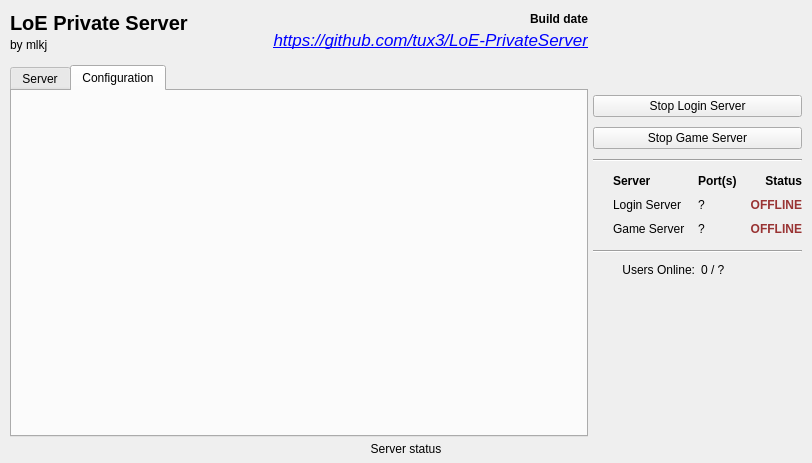
This is src/app.ui in ravecrocker/LoE-PrivateServer as Qt 5 draws it before an edit. The edited form follows.
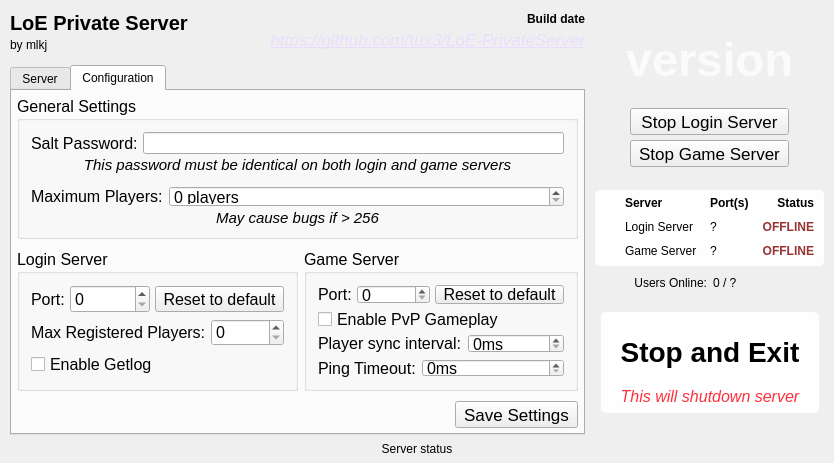
This is the edited form. The open tabs and pages were chosen to show the change. Icons and pictures are not drawn.

Commit message: Add stop/exit button. Add INITIAL AND VERY DODGY Config tab

What changed in the file:
```diff
--- a/src/app.ui
+++ b/src/app.ui
@@ -6,8 +6,8 @@
    <rect>
     <x>0</x>
     <y>0</y>
-    <width>812</width>
-    <height>463</height>
+    <width>813</width>
+    <height>462</height>
    </rect>
   </property>
   <property name="font">
@@ -18,10 +18,67 @@
   <property name="windowTitle">
    <string>mlkj's Private Server</string>
   </property>
+  <property name="styleSheet">
+   <string notr="true">QToolButton {
+	padding: 2px 3px;
+}
+QToolButton, QTabWidget::tab {
+     background-color: qlineargradient(x1: 0, y1: 0, x2: 0, y2: 1,
+                                       stop: 0 #f6f7fa, stop: 1 #dadbde);
+}
+
+QToolButton, QLineEdit, QPlainTextEdit {
+     border: 1px solid rgba(20, 20, 30, 128);
+}
+
+QToolButton, QLineEdit, QPlainTextEdit {
+     border-radius: 4px;
+}
+
+#App {
+	background: qlineargradient(spread:pad, x1:0.123, y1:0, x2:0.325, y2:1, stop:0 rgba(112, 182, 247, 255), stop:1 rgba(86, 76, 202, 255));
+}
+QTabWidget::pane {
+	background: qlineargradient(spread:pad, x1:0.123153, y1:0, x2:0.413793, y2:1, stop:0 rgba(18, 28, 77, 138), stop:1 rgba(42, 9, 88, 146));
+	border: 1px solid rgba(20, 20, 30, 128);
+	margin-top: -10px;
+	border-radius: 7px;
+	padding: 15px 5px 5px 5px
+}
+
+QGroupBox {
+	background: qlineargradient(spread:pad, x1:0, y1:0, x2:0.271, y2:1, stop:0 rgb(243, 243, 253), stop:1 rgba(245, 245, 245, 232));
+    border-radius: 5px;
+	border-top-left-radius: 0;
+    margin-top: 20px;
+	padding-top: 5px
+}
+QGroupBox::title {
+    subcontrol-origin: margin;
+    subcontrol-position: top left;
+    padding: 2.5px 8px 5px;
+    background-color: rgba(243, 243, 253, 220);
+	border-radius: 5px;
+	border-bottom-left-radius: 0;
+	border-bottom-right-radius: 0;
+	color: rgb(13, 27, 97);
+	font-size: 12px;
+}
+
+#authorLabel {
+	color: rgb(240, 240, 244);
+}
+#titleLabel, #builddateLabel, #status, #userCountDisplayLabel, #userCountLabel {
+	color: rgb(254, 254, 254);
+}
+#githubLabel a {
+	color: rgb(199, 206, 255);
+}s</string>
+  </property>
   <property name="locale">
    <locale language="English" country="UnitedStates"/>
   </property>
-  <layout class="QGridLayout">
+  <layout class="QHBoxLayout" name="horizontalLayout_2">
    <property name="leftMargin">
     <number>10</number>
    </property>
@@ -34,13 +91,10 @@
    <property name="bottomMargin">
     <number>2</number>
    </property>
-   <property name="spacing">
-    <number>0</number>
-   </property>
-   <item row="0" column="0">
+   <item>
     <layout class="QVBoxLayout" name="BaseFrame" stretch="1,0">
      <property name="spacing">
-      <number>5</number>
+      <number>7</number>
      </property>
      <property name="bottomMargin">
       <number>5</number>
@@ -48,7 +102,7 @@
      <item>
       <layout class="QHBoxLayout" name="BaseFrame2" stretch="1,0">
        <property name="spacing">
-        <number>5</number>
+        <number>10</number>
        </property>
        <item>
         <layout class="QVBoxLayout" name="LeftFrame" stretch="0,1">
@@ -56,7 +110,7 @@
           <number>13</number>
          </property>
          <item>
-          <layout class="QHBoxLayout" name="TopFrame">
+          <layout class="QHBoxLayout" name="TopFrame" stretch="0,1">
            <property name="spacing">
             <number>0</number>
            </property>
@@ -154,7 +208,7 @@
                 </font>
                </property>
                <property name="text">
-                <string>&lt;a href=&quot;https://github.com/tux3/LoE-PrivateServer&quot;&gt;https://github.com/tux3/LoE-PrivateServer&lt;/a&gt;</string>
+                <string>&lt;a style=&quot;color: #e9ddff;&quot; href=&quot;https://github.com/tux3/LoE-PrivateServer&quot;&gt;https://github.com/tux3/LoE-PrivateServer&lt;/a&gt;</string>
                </property>
                <property name="alignment">
                 <set>Qt::AlignRight|Qt::AlignTrailing|Qt::AlignVCenter</set>
@@ -441,6 +495,9 @@
             </layout>
            </widget>
            <widget class="QWidget" name="configureTab">
+            <property name="enabled">
+             <bool>true</bool>
+            </property>
             <attribute name="icon">
              <iconset>
               <normalon>:/images/wrench.png</normalon>
@@ -449,6 +506,454 @@
             <attribute name="title">
              <string>Configuration</string>
             </attribute>
+            <layout class="QVBoxLayout" name="verticalLayout_5">
+             <property name="spacing">
+              <number>0</number>
+             </property>
+             <property name="leftMargin">
+              <number>0</number>
+             </property>
+             <property name="topMargin">
+              <number>0</number>
+             </property>
+             <property name="rightMargin">
+              <number>0</number>
+             </property>
+             <property name="bottomMargin">
+              <number>0</number>
+             </property>
+             <item>
+              <layout class="QVBoxLayout" name="configureBaseFrame" stretch="0,1,0">
+               <property name="spacing">
+                <number>10</number>
+               </property>
+               <property name="leftMargin">
+                <number>5</number>
+               </property>
+               <property name="topMargin">
+                <number>5</number>
+               </property>
+               <property name="rightMargin">
+                <number>5</number>
+               </property>
+               <property name="bottomMargin">
+                <number>5</number>
+               </property>
+               <item>
+                <widget class="QGroupBox" name="groupBox">
+                 <property name="sizePolicy">
+                  <sizepolicy hsizetype="Preferred" vsizetype="Expanding">
+                   <horstretch>0</horstretch>
+                   <verstretch>0</verstretch>
+                  </sizepolicy>
+                 </property>
+                 <property name="font">
+                  <font>
+                   <family>Arial</family>
+                   <pointsize>12</pointsize>
+                  </font>
+                 </property>
+                 <property name="title">
+                  <string>General Settings</string>
+                 </property>
+                 <layout class="QVBoxLayout" name="verticalLayout_4">
+                  <property name="spacing">
+                   <number>2</number>
+                  </property>
+                  <property name="bottomMargin">
+                   <number>9</number>
+                  </property>
+                  <item>
+                   <layout class="QHBoxLayout" name="horizontalLayout_4">
+                    <property name="spacing">
+                     <number>5</number>
+                    </property>
+                    <item>
+                     <widget class="QLabel" name="label_2">
+                      <property name="font">
+                       <font>
+                        <family>Arial</family>
+                       </font>
+                      </property>
+                      <property name="text">
+                       <string>Salt Password:</string>
+                      </property>
+                     </widget>
+                    </item>
+                    <item>
+                     <widget class="QLineEdit" name="lineEdit">
+                      <property name="font">
+                       <font>
+                        <family>Arial</family>
+                       </font>
+                      </property>
+                     </widget>
+                    </item>
+                   </layout>
+                  </item>
+                  <item>
+                   <widget class="QLabel" name="label_3">
+                    <property name="font">
+                     <font>
+                      <family>Arial</family>
+                      <pointsize>11</pointsize>
+                      <italic>true</italic>
+                     </font>
+                    </property>
+                    <property name="text">
+                     <string>This password must be identical on both login and game servers</string>
+                    </property>
+                    <property name="alignment">
+                     <set>Qt::AlignCenter</set>
+                    </property>
+                   </widget>
+                  </item>
+                  <item>
+                   <spacer name="verticalSpacer_7">
+                    <property name="orientation">
+                     <enum>Qt::Vertical</enum>
+                    </property>
+                    <property name="sizeType">
+                     <enum>QSizePolicy::Fixed</enum>
+                    </property>
+                    <property name="sizeHint" stdset="0">
+                     <size>
+                      <width>20</width>
+                      <height>10</height>
+                     </size>
+                    </property>
+                   </spacer>
+                  </item>
+                  <item>
+                   <layout class="QHBoxLayout" name="horizontalLayout_6">
+                    <item>
+                     <widget class="QLabel" name="label_4">
+                      <property name="sizePolicy">
+                       <sizepolicy hsizetype="Fixed" vsizetype="Preferred">
+                        <horstretch>0</horstretch>
+                        <verstretch>0</verstretch>
+                       </sizepolicy>
+                      </property>
+                      <property name="font">
+                       <font>
+                        <family>Arial</family>
+                       </font>
+                      </property>
+                      <property name="text">
+                       <string>Maximum Players:</string>
+                      </property>
+                     </widget>
+                    </item>
+                    <item>
+                     <widget class="QSpinBox" name="spinBox">
+                      <property name="suffix">
+                       <string> players</string>
+                      </property>
+                      <property name="maximum">
+                       <number>999999</number>
+                      </property>
+                      <property name="value">
+                       <number>0</number>
+                      </property>
+                     </widget>
+                    </item>
+                   </layout>
+                  </item>
+                  <item>
+                   <widget class="QLabel" name="label_5">
+                    <property name="font">
+                     <font>
+                      <family>Arial</family>
+                      <pointsize>11</pointsize>
+                      <italic>true</italic>
+                     </font>
+                    </property>
+                    <property name="text">
+                     <string>May cause bugs if &gt; 256</string>
+                    </property>
+                    <property name="alignment">
+                     <set>Qt::AlignCenter</set>
+                    </property>
+                   </widget>
+                  </item>
+                 </layout>
+                </widget>
+               </item>
+               <item>
+                <layout class="QHBoxLayout" name="horizontalLayout_3">
+                 <item>
+                  <widget class="QGroupBox" name="groupBox_2">
+                   <property name="font">
+                    <font>
+                     <family>Arial</family>
+                     <pointsize>12</pointsize>
+                    </font>
+                   </property>
+                   <property name="title">
+                    <string>Login Server</string>
+                   </property>
+                   <layout class="QVBoxLayout" name="verticalLayout_7">
+                    <item>
+                     <layout class="QHBoxLayout" name="horizontalLayout_7" stretch="0,0,0">
+                      <property name="spacing">
+                       <number>5</number>
+                      </property>
+                      <item>
+                       <widget class="QLabel" name="label_6">
+                        <property name="text">
+                         <string>Port:</string>
+                        </property>
+                       </widget>
+                      </item>
+                      <item>
+                       <widget class="QSpinBox" name="spinBox_2">
+                        <property name="sizePolicy">
+                         <sizepolicy hsizetype="Expanding" vsizetype="Fixed">
+                          <horstretch>0</horstretch>
+                          <verstretch>0</verstretch>
+                         </sizepolicy>
+                        </property>
+                        <property name="maximum">
+                         <number>65535</number>
+                        </property>
+                        <property name="value">
+                         <number>0</number>
+                        </property>
+                       </widget>
+                      </item>
+                      <item>
+                       <widget class="QToolButton" name="toolButton_2">
+                        <property name="text">
+                         <string>Reset to default</string>
+                        </property>
+                       </widget>
+                      </item>
+                     </layout>
+                    </item>
+                    <item>
+                     <layout class="QHBoxLayout" name="horizontalLayout_9" stretch="0,1">
+                      <property name="spacing">
+                       <number>5</number>
+                      </property>
+                      <item>
+                       <widget class="QLabel" name="label_8">
+                        <property name="text">
+                         <string>Max Registered Players:</string>
+                        </property>
+                       </widget>
+                      </item>
+                      <item>
+                       <widget class="QSpinBox" name="spinBox_4">
+                        <property name="sizePolicy">
+                         <sizepolicy hsizetype="Expanding" vsizetype="Fixed">
+                          <horstretch>0</horstretch>
+                          <verstretch>0</verstretch>
+                         </sizepolicy>
+                        </property>
+                        <property name="maximum">
+                         <number>99999</number>
+                        </property>
+                        <property name="value">
+                         <number>0</number>
+                        </property>
+                       </widget>
+                      </item>
+                     </layout>
+                    </item>
+                    <item>
+                     <widget class="QCheckBox" name="checkBox_2">
+                      <property name="text">
+                       <string>Enable Getlog</string>
+                      </property>
+                     </widget>
+                    </item>
+                    <item>
+                     <spacer name="verticalSpacer_8">
+                      <property name="orientation">
+                       <enum>Qt::Vertical</enum>
+                      </property>
+                      <property name="sizeHint" stdset="0">
+                       <size>
+                        <width>20</width>
+                        <height>40</height>
+                       </size>
+                      </property>
+                     </spacer>
+                    </item>
+                   </layout>
+                  </widget>
+                 </item>
+                 <item>
+                  <widget class="QGroupBox" name="groupBox_3">
+                   <property name="font">
+                    <font>
+                     <family>Arial</family>
+                     <pointsize>12</pointsize>
+                     <weight>50</weight>
+                     <italic>false</italic>
+                     <bold>false</bold>
+                     <underline>false</underline>
+                    </font>
+                   </property>
+                   <property name="title">
+                    <string>Game Server</string>
+                   </property>
+                   <layout class="QVBoxLayout" name="verticalLayout_8">
+                    <item>
+                     <layout class="QHBoxLayout" name="horizontalLayout_8">
+                      <property name="spacing">
+                       <number>5</number>
+                      </property>
+                      <item>
+                       <widget class="QLabel" name="label_7">
+                        <property name="text">
+                         <string>Port:</string>
+                        </property>
+                       </widget>
+                      </item>
+                      <item>
+                       <widget class="QSpinBox" name="spinBox_3">
+                        <property name="sizePolicy">
+                         <sizepolicy hsizetype="Expanding" vsizetype="Fixed">
+                          <horstretch>0</horstretch>
+                          <verstretch>0</verstretch>
+                         </sizepolicy>
+                        </property>
+                        <property name="maximum">
+                         <number>65535</number>
+                        </property>
+                        <property name="value">
+                         <number>0</number>
+                        </property>
+                       </widget>
+                      </item>
+                      <item>
+                       <widget class="QToolButton" name="toolButton_3">
+                        <property name="text">
+                         <string>Reset to default</string>
+                        </property>
+                       </widget>
+                      </item>
+                     </layout>
+                    </item>
+                    <item>
+                     <widget class="QCheckBox" name="checkBox">
+                      <property name="text">
+                       <string>Enable PvP Gameplay</string>
+                      </property>
+                     </widget>
+                    </item>
+                    <item>
+                     <layout class="QHBoxLayout" name="horizontalLayout_10">
+                      <item>
+                       <widget class="QLabel" name="label_9">
+                        <property name="text">
+                         <string>Player sync interval:</string>
+                        </property>
+                       </widget>
+                      </item>
+                      <item>
+                       <widget class="QSpinBox" name="spinBox_5">
+                        <property name="sizePolicy">
+                         <sizepolicy hsizetype="Expanding" vsizetype="Fixed">
+                          <horstretch>0</horstretch>
+                          <verstretch>0</verstretch>
+                         </sizepolicy>
+                        </property>
+                        <property name="suffix">
+                         <string>ms</string>
+                        </property>
+                        <property name="maximum">
+                         <number>99999</number>
+                        </property>
+                        <property name="value">
+                         <number>0</number>
+                        </property>
+                       </widget>
+                      </item>
+                     </layout>
+                    </item>
+                    <item>
+                     <layout class="QHBoxLayout" name="horizontalLayout_11">
+                      <item>
+                       <widget class="QLabel" name="label_10">
+                        <property name="text">
+                         <string>Ping Timeout:</string>
+                        </property>
+                       </widget>
+                      </item>
+                      <item>
+                       <widget class="QSpinBox" name="spinBox_6">
+                        <property name="sizePolicy">
+                         <sizepolicy hsizetype="Expanding" vsizetype="Fixed">
+                          <horstretch>0</horstretch>
+                          <verstretch>0</verstretch>
+                         </sizepolicy>
+                        </property>
+                        <property name="suffix">
+                         <string>ms</string>
+                        </property>
+                        <property name="maximum">
+                         <number>999999</number>
+                        </property>
+                        <property name="value">
+                         <number>0</number>
+                        </property>
+                       </widget>
+                      </item>
+                     </layout>
+                    </item>
+                    <item>
+                     <spacer name="verticalSpacer_9">
+                      <property name="orientation">
+                       <enum>Qt::Vertical</enum>
+                      </property>
+                      <property name="sizeHint" stdset="0">
+                       <size>
+                        <width>20</width>
+                        <height>40</height>
+                       </size>
+                      </property>
+                     </spacer>
+                    </item>
+                   </layout>
+                  </widget>
+                 </item>
+                </layout>
+               </item>
+               <item>
+                <layout class="QHBoxLayout" name="horizontalLayout_5">
+                 <item>
+                  <spacer name="horizontalSpacer_7">
+                   <property name="orientation">
+                    <enum>Qt::Horizontal</enum>
+                   </property>
+                   <property name="sizeHint" stdset="0">
+                    <size>
+                     <width>40</width>
+                     <height>20</height>
+                    </size>
+                   </property>
+                  </spacer>
+                 </item>
+                 <item>
+                  <widget class="QToolButton" name="toolButton">
+                   <property name="font">
+                    <font>
+                     <family>Arial</family>
+                     <pointsize>13</pointsize>
+                    </font>
+                   </property>
+                   <property name="text">
+                    <string>Save Settings</string>
+                   </property>
+                  </widget>
+                 </item>
+                </layout>
+               </item>
+              </layout>
+             </item>
+            </layout>
            </widget>
           </widget>
          </item>
@@ -457,7 +962,7 @@
        <item>
         <layout class="QVBoxLayout" name="StatusFrame">
          <property name="spacing">
-          <number>10</number>
+          <number>0</number>
          </property>
          <item>
           <spacer name="verticalSpacer_3">
@@ -465,12 +970,12 @@
             <enum>Qt::Vertical</enum>
            </property>
            <property name="sizeType">
-            <enum>QSizePolicy::Fixed</enum>
+            <enum>QSizePolicy::Expanding</enum>
            </property>
            <property name="sizeHint" stdset="0">
             <size>
              <width>20</width>
-             <height>10</height>
+             <height>20</height>
             </size>
            </property>
           </spacer>
@@ -489,7 +994,7 @@
             <string notr="true">color: rgb(251, 251, 251);</string>
            </property>
            <property name="text">
-            <string/>
+            <string>version</string>
            </property>
            <property name="alignment">
             <set>Qt::AlignCenter</set>
@@ -502,20 +1007,55 @@
             <enum>Qt::Vertical</enum>
            </property>
            <property name="sizeType">
-            <enum>QSizePolicy::Fixed</enum>
+            <enum>QSizePolicy::Expanding</enum>
            </property>
            <property name="sizeHint" stdset="0">
             <size>
              <width>20</width>
-             <height>10</height>
+             <height>20</height>
             </size>
            </property>
           </spacer>
          </item>
          <item>
-          <widget class="QPushButton" name="toggleLoginServerButton">
-           <property name="enabled">
-            <bool>true</bool>
+          <layout class="QHBoxLayout" name="horizontalLayout">
+           <property name="spacing">
+            <number>0</number>
+           </property>
+           <item>
+            <spacer name="horizontalSpacer">
+             <property name="orientation">
+              <enum>Qt::Horizontal</enum>
+             </property>
+             <property name="sizeType">
+              <enum>QSizePolicy::Expanding</enum>
+             </property>
+             <property name="sizeHint" stdset="0">
+              <size>
+               <width>10</width>
+               <height>20</height>
+              </size>
+             </property>
+            </spacer>
+           </item>
+           <item>
+            <layout class="QVBoxLayout" name="verticalLayout">
+             <property name="spacing">
+              <number>5</number>
+             </property>
+             <item>
+              <widget class="QToolButton" name="toggleLoginServerButton">
+               <property name="sizePolicy">
+                <sizepolicy hsizetype="Expanding" vsizetype="Fixed">
+                 <horstretch>0</horstretch>
+                 <verstretch>0</verstretch>
+                </sizepolicy>
+               </property>
+               <property name="font">
+                <font>
+                 <family>Arial</family>
+                 <pointsize>13</pointsize>
+                </font>
            </property>
            <property name="text">
             <string>Stop Login Server</string>
@@ -527,33 +1067,77 @@
           </widget>
          </item>
          <item>
-          <widget class="QPushButton" name="toggleGameServerButton">
-           <property name="enabled">
-            <bool>true</bool>
+              <widget class="QToolButton" name="toggleGameServerButton">
+               <property name="sizePolicy">
+                <sizepolicy hsizetype="Expanding" vsizetype="Fixed">
+                 <horstretch>0</horstretch>
+                 <verstretch>0</verstretch>
+                </sizepolicy>
+               </property>
+               <property name="font">
+                <font>
+                 <family>Arial</family>
+                 <pointsize>13</pointsize>
+                </font>
            </property>
            <property name="text">
             <string>Stop Game Server</string>
            </property>
-           <property name="icon">
-            <iconset>
-             <normaloff>:/images/images/controller.png</normaloff>:/images/images/controller.png</iconset>
-           </property>
-          </widget>
-         </item>
+              </widget>
+             </item>
+            </layout>
+           </item>
          <item>
-          <widget class="Line" name="line">
+            <spacer name="horizontalSpacer_6">
            <property name="orientation">
             <enum>Qt::Horizontal</enum>
            </property>
-          </widget>
-         </item>
+             <property name="sizeHint" stdset="0">
+              <size>
+               <width>10</width>
+               <height>20</height>
+              </size>
+             </property>
+            </spacer>
+           </item>
+          </layout>
+         </item>
          <item>
+          <spacer name="verticalSpacer_5">
+           <property name="orientation">
+            <enum>Qt::Vertical</enum>
+           </property>
+           <property name="sizeHint" stdset="0">
+            <size>
+             <width>20</width>
+             <height>20</height>
+            </size>
+           </property>
+          </spacer>
+         </item>
+         <item>
+          <widget class="QFrame" name="tableFrame">
+           <property name="font">
+            <font>
+             <family>Arial</family>
+            </font>
+           </property>
+           <property name="styleSheet">
+            <string notr="true">border-radius: 5px;
+background: rgba(255, 255, 255, 238);</string>
+           </property>
           <layout class="QGridLayout" name="serverStatusFrame">
+            <property name="leftMargin">
+             <number>10</number>
+            </property>
            <property name="topMargin">
-            <number>2</number>
+             <number>6</number>
+            </property>
+            <property name="rightMargin">
+             <number>10</number>
            </property>
            <property name="bottomMargin">
-            <number>4</number>
+             <number>8</number>
            </property>
            <property name="horizontalSpacing">
             <number>13</number>
@@ -569,6 +1153,9 @@
                <bold>true</bold>
               </font>
              </property>
+              <property name="styleSheet">
+               <string notr="true">background: none;</string>
+              </property>
              <property name="text">
               <string>Port(s)</string>
              </property>
@@ -582,6 +1169,9 @@
                <bold>true</bold>
               </font>
              </property>
+              <property name="styleSheet">
+               <string notr="true">background: none;</string>
+              </property>
              <property name="text">
               <string>Status</string>
              </property>
@@ -598,6 +1188,9 @@
                <bold>true</bold>
               </font>
              </property>
+              <property name="styleSheet">
+               <string notr="true">background: none;</string>
+              </property>
              <property name="text">
               <string>Server</string>
              </property>
@@ -605,6 +1198,9 @@
            </item>
            <item row="1" column="1">
             <widget class="QLabel" name="loginLabel">
+              <property name="styleSheet">
+               <string notr="true">background: none;</string>
+              </property>
              <property name="text">
               <string>Login Server</string>
              </property>
@@ -620,6 +1216,9 @@
                <underline>false</underline>
               </font>
              </property>
+              <property name="styleSheet">
+               <string notr="true">background: none;</string>
+              </property>
              <property name="text">
               <string>?</string>
              </property>
@@ -627,6 +1226,9 @@
            </item>
            <item row="2" column="1">
             <widget class="QLabel" name="gameLabel">
+              <property name="styleSheet">
+               <string notr="true">background: none;</string>
+              </property>
              <property name="text">
               <string>Game Server</string>
              </property>
@@ -634,6 +1236,9 @@
            </item>
            <item row="2" column="2">
             <widget class="QLabel" name="gamePort">
+              <property name="styleSheet">
+               <string notr="true">background: none;</string>
+              </property>
              <property name="text">
               <string>?</string>
              </property>
@@ -648,8 +1253,11 @@
                <bold>true</bold>
               </font>
              </property>
+              <property name="styleSheet">
+               <string notr="true">background: none;</string>
+              </property>
              <property name="text">
-              <string>&lt;font color=&quot;#993333&quot;&gt;OFFLINE&lt;/font&gt;</string>
+               <string>&lt;font color=&quot;#933&quot;&gt;OFFLINE&lt;/font&gt;</string>
              </property>
              <property name="alignment">
               <set>Qt::AlignRight|Qt::AlignTrailing|Qt::AlignVCenter</set>
@@ -664,56 +1272,75 @@
                <bold>true</bold>
               </font>
              </property>
+              <property name="styleSheet">
+               <string notr="true">background: none;</string>
+              </property>
              <property name="text">
-              <string>&lt;font color=&quot;#993333&quot;&gt;OFFLINE&lt;/font&gt;</string>
+               <string>&lt;font color=&quot;#933&quot;&gt;OFFLINE&lt;/font&gt;</string>
              </property>
              <property name="alignment">
               <set>Qt::AlignRight|Qt::AlignTrailing|Qt::AlignVCenter</set>
              </property>
             </widget>
            </item>
+            <item row="2" column="0">
+             <widget class="QLabel" name="gameIcon">
+              <property name="styleSheet">
+               <string notr="true">background: none;</string>
+              </property>
+              <property name="text">
+               <string>&lt;img src=&quot;:/images/controller.png&quot;/&gt;</string>
+              </property>
+             </widget>
+            </item>
            <item row="1" column="0">
             <widget class="QLabel" name="loginIcon">
+              <property name="styleSheet">
+               <string notr="true">background: none;</string>
+              </property>
              <property name="text">
               <string>&lt;img src=&quot;:/images/group.png&quot;/&gt;</string>
              </property>
             </widget>
            </item>
-           <item row="2" column="0">
-            <widget class="QLabel" name="gameIcon">
-             <property name="text">
-              <string>&lt;img src=&quot;:/images/controller.png&quot;/&gt;</string>
-             </property>
-            </widget>
-           </item>
-          </layout>
+           </layout>
+          </widget>
          </item>
          <item>
-          <widget class="Line" name="line_2">
+          <spacer name="verticalSpacer_6">
            <property name="orientation">
-            <enum>Qt::Horizontal</enum>
+            <enum>Qt::Vertical</enum>
            </property>
-          </widget>
+           <property name="sizeType">
+            <enum>QSizePolicy::Fixed</enum>
+           </property>
+           <property name="sizeHint" stdset="0">
+            <size>
+             <width>20</width>
+             <height>10</height>
+            </size>
+           </property>
+          </spacer>
          </item>
          <item>
           <layout class="QGridLayout" name="userStatusFrame">
-           <item row="0" column="0">
-            <widget class="QLabel" name="userCountDisplayLabel">
-             <property name="text">
-              <string>Users Online:</string>
-             </property>
-             <property name="alignment">
-              <set>Qt::AlignRight|Qt::AlignTrailing|Qt::AlignVCenter</set>
-             </property>
-            </widget>
-           </item>
-           <item row="0" column="1">
+           <item row="2" column="1">
             <widget class="QLabel" name="userCountLabel">
              <property name="text">
               <string>0 / ?</string>
              </property>
             </widget>
            </item>
+           <item row="2" column="0">
+            <widget class="QLabel" name="userCountDisplayLabel">
+             <property name="text">
+              <string>Users Online:</string>
+             </property>
+             <property name="alignment">
+              <set>Qt::AlignRight|Qt::AlignTrailing|Qt::AlignVCenter</set>
+             </property>
+            </widget>
+           </item>
           </layout>
          </item>
          <item>
@@ -724,7 +1351,148 @@
            <property name="sizeHint" stdset="0">
             <size>
              <width>20</width>
-             <height>40</height>
+             <height>20</height>
+            </size>
+           </property>
+          </spacer>
+         </item>
+         <item>
+          <layout class="QHBoxLayout" name="exitHorLay">
+           <property name="spacing">
+            <number>0</number>
+           </property>
+           <item>
+            <spacer name="horizontalSpacer_3">
+             <property name="orientation">
+              <enum>Qt::Horizontal</enum>
+             </property>
+             <property name="sizeHint" stdset="0">
+              <size>
+               <width>0</width>
+               <height>20</height>
+              </size>
+             </property>
+            </spacer>
+           </item>
+           <item>
+            <widget class="QFrame" name="frame">
+             <property name="styleSheet">
+              <string notr="true">border-radius: 5px;
+background: rgba(255, 255, 255, 238);</string>
+             </property>
+             <layout class="QVBoxLayout" name="exitLayout">
+              <property name="spacing">
+               <number>5</number>
+              </property>
+              <property name="leftMargin">
+               <number>10</number>
+              </property>
+              <property name="topMargin">
+               <number>10</number>
+              </property>
+              <property name="rightMargin">
+               <number>10</number>
+              </property>
+              <property name="bottomMargin">
+               <number>7</number>
+              </property>
+              <item>
+               <widget class="QToolButton" name="exitButton">
+                <property name="sizePolicy">
+                 <sizepolicy hsizetype="Fixed" vsizetype="Fixed">
+                  <horstretch>0</horstretch>
+                  <verstretch>0</verstretch>
+                 </sizepolicy>
+                </property>
+                <property name="minimumSize">
+                 <size>
+                  <width>0</width>
+                  <height>60</height>
+                 </size>
+                </property>
+                <property name="font">
+                 <font>
+                  <family>Arial</family>
+                  <pointsize>21</pointsize>
+                  <weight>75</weight>
+                  <italic>false</italic>
+                  <bold>true</bold>
+                  <underline>false</underline>
+                  <strikeout>false</strikeout>
+                 </font>
+                </property>
+                <property name="styleSheet">
+                 <string notr="true">QToolButton {
+	border: 1px solid rgba(140, 30, 37, 199);
+	background: rgb(255, 99, 99);
+	color: rgb(250, 250, 250);
+	padding-left: 5px;
+	padding-right: 5px;
+}
+QToolButton:pressed {
+	background: rgb(245, 89, 89);
+}s</string>
+                </property>
+                <property name="text">
+                 <string>Stop and Exit</string>
+                </property>
+                <property name="toolButtonStyle">
+                 <enum>Qt::ToolButtonIconOnly</enum>
+                </property>
+               </widget>
+              </item>
+              <item>
+               <widget class="QLabel" name="label">
+                <property name="font">
+                 <font>
+                  <family>Arial</family>
+                  <pointsize>12</pointsize>
+                  <weight>50</weight>
+                  <italic>true</italic>
+                  <bold>false</bold>
+                  <underline>false</underline>
+                  <strikeout>false</strikeout>
+                 </font>
+                </property>
+                <property name="styleSheet">
+                 <string notr="true">background: none;
+color: rgb(255, 48, 60)</string>
+                </property>
+                <property name="text">
+                 <string>This will shutdown server</string>
+                </property>
+                <property name="alignment">
+                 <set>Qt::AlignCenter</set>
+                </property>
+               </widget>
+              </item>
+             </layout>
+            </widget>
+           </item>
+           <item>
+            <spacer name="horizontalSpacer_4">
+             <property name="orientation">
+              <enum>Qt::Horizontal</enum>
+             </property>
+             <property name="sizeHint" stdset="0">
+              <size>
+               <width>0</width>
+               <height>20</height>
+              </size>
+             </property>
+            </spacer>
+           </item>
+          </layout>
+         </item>
+         <item>
+          <spacer name="verticalSpacer_4">
+           <property name="orientation">
+            <enum>Qt::Vertical</enum>
+           </property>
+           <property name="sizeHint" stdset="0">
+            <size>
+             <width>20</width>
+             <height>20</height>
             </size>
            </property>
           </spacer>
```
Left out of the diff: 53 changed lines with no effect on the pictures. Lines whose indentation alone changed are shown as unchanged. The commit also changes 3 other files.
